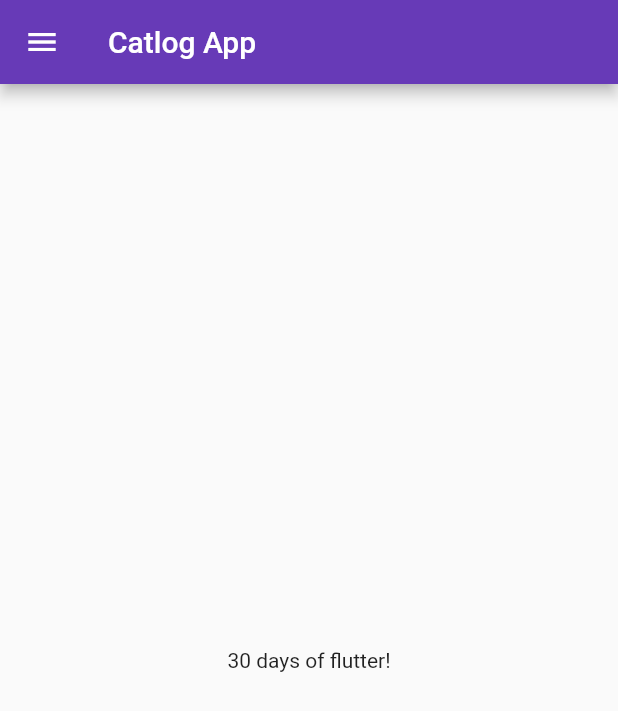
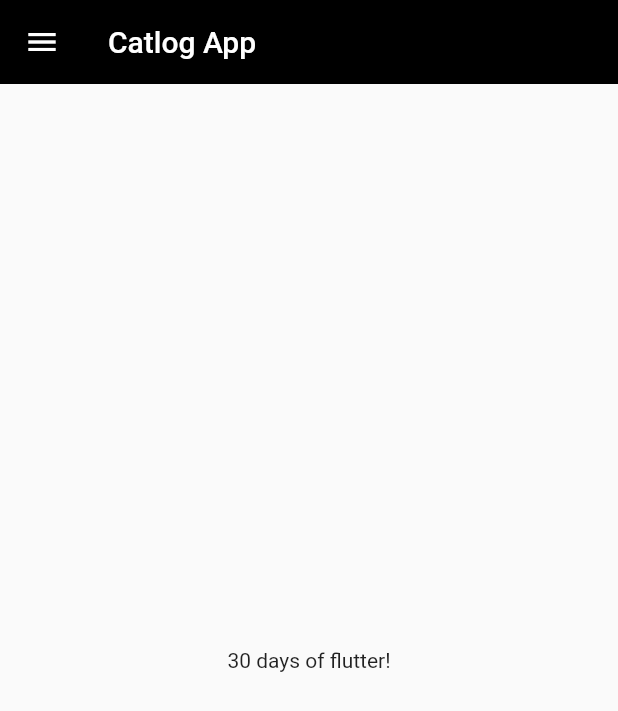
Before and after one commit to girijaarani9/30DaysOfFlutter, a Flutter app: the screen it shows after launch, on a phone screen of 412 x 824 dp. Shown: the top 711 px of the screen. Run offline on Flutter 3.47's test engine with Material 2 defaults, Android fonts, the phone set to English and light mode, and no system bars.

Commit message:
Day-10 Completed

```diff
--- a/lib/main.dart
+++ b/lib/main.dart
@@ -1,5 +1,6 @@
 import 'package:flutter/material.dart';
 import 'package:flutter_days/utils/MyRoutes.dart';
+import 'package:flutter_days/widgets/themes.dart';
 import 'pages/homePage.dart';
 import 'pages/login_Page.dart';
 //import 'package:google_fonts/google_fonts.dart';
@@ -16,13 +17,12 @@ class MyApp extends StatelessWidget {
     return MaterialApp(
       home: HomePage(),
       themeMode: ThemeMode.light,
-      theme: ThemeData(
-        primarySwatch: Colors.deepPurple,
-      ),
+      theme: MyTheme.lightTheme(context),
+
       //  fontFamily: GoogleFonts.lato().fontFamily),
       //primaryTextTheme: GoogleFonts.latoTextTheme()),
 
-      darkTheme: ThemeData(brightness: Brightness.dark),
+      darkTheme: MyTheme.DarkTheme(context),
       initialRoute: MyRoutes.home,
       routes: {
         MyRoutes.home: (context) => HomePage(),
--- /dev/null
+++ b/lib/widgets/themes.dart
@@ -0,0 +1,12 @@
+import 'package:flutter/material.dart';
+
+class MyTheme {
+  static ThemeData lightTheme(BuildContext context) => ThemeData(
+      primarySwatch: Colors.deepPurple,
+      iconTheme: IconThemeData(color: Colors.black),
+      appBarTheme: AppBarTheme(color: Colors.black, elevation: 0.0),
+      textTheme: Theme.of(context).textTheme);
+
+  static ThemeData DarkTheme(BuildContext context) =>
+      ThemeData(brightness: Brightness.dark);
+}
```
Also changed, not shown: assets/files/products.json (added, +32 -0 lines), lib/models/catlog.dart (added, +26 -0 lines).
